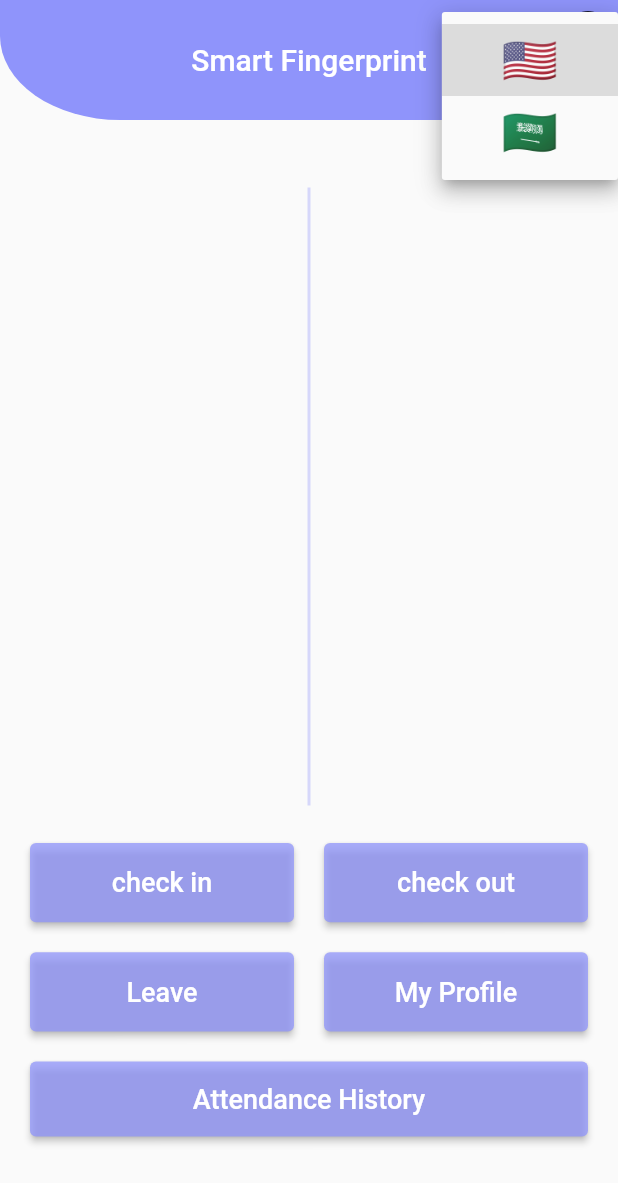
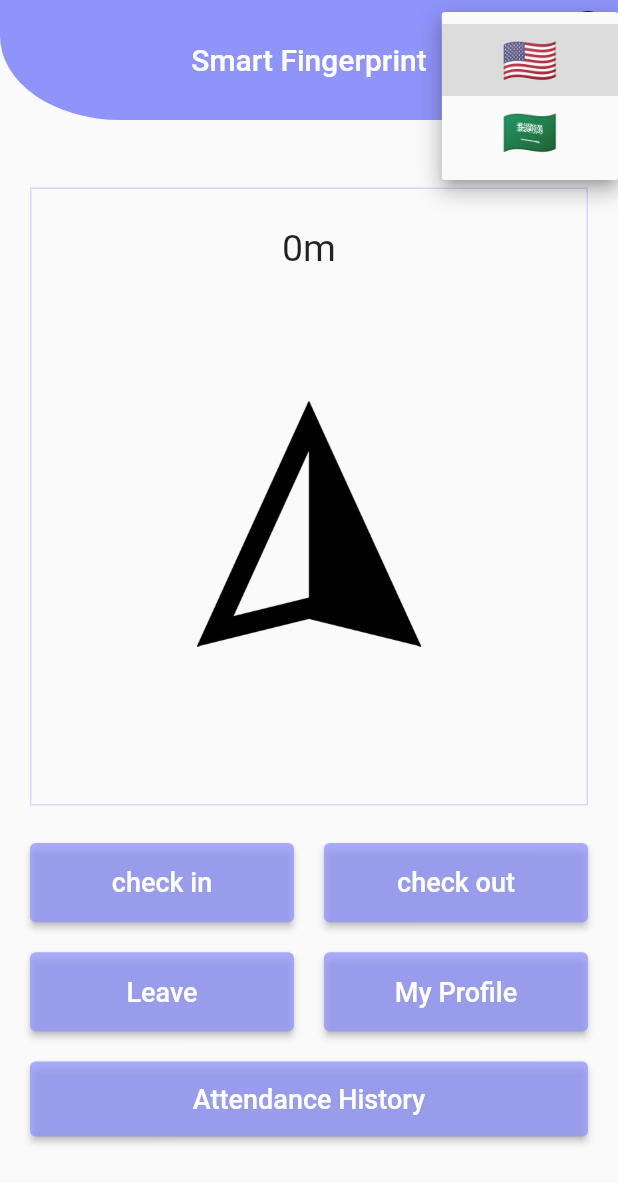
Before and after one commit to virusAl7rbi/smartays, a Flutter app: the HomePage screen opened directly, after a tap on the "language" icon, on a phone screen of 412 x 824 dp. Shown: the top 1183 px of the screen. Run offline on Flutter 3.47's test engine with Material 2 defaults, Android fonts, the light colour scheme and no system bars; our stand-ins replace email_validator, flutter_secure_storage, geolocator, get, local_auth; missing offline and left inert: check_vpn_connection, local_auth_android, local_auth_ios, maps_toolkit; accounts and stored records are empty.

Commit message:
create compass point to location

```diff
--- /dev/null
+++ b/lib/controller/compassController.dart
@@ -0,0 +1,98 @@
+import 'package:smartays/service/apiService.dart';
+import 'package:vector_math/vector_math.dart';
+import 'package:maps_toolkit/maps_toolkit.dart' as mp;
+import 'dart:math';
+import 'package:geolocator/geolocator.dart';
+import 'dart:async';
+import 'package:get/get.dart';
+
+class CompassController extends GetxController {
+  Rx<double> degree = 0.0.obs;
+  Rx<int> distance = 0.obs;
+
+  //api
+  ApiClient api = ApiClient();
+
+  Future<int> getDistance() async {
+    return await Geolocator.getCurrentPosition(
+            desiredAccuracy: LocationAccuracy.best)
+        .then((position) {
+      int distance = Geolocator.distanceBetween(
+              position.latitude, position.longitude, 24.088603, 38.092360)
+          .toInt();
+      return distance;
+    });
+  }
+
+  // Get degree to polygon
+  Future<double> degreeToPoint(
+      double targetLatitude, double targetLongitude) async {
+    Position _currentPosition = await Geolocator.getCurrentPosition(
+        desiredAccuracy: LocationAccuracy.high);
+    double currentLatitude = _currentPosition.latitude;
+    double currentLongitude = _currentPosition.longitude;
+
+    var la_rad = radians(currentLatitude);
+    var lo_rad = radians(currentLongitude);
+
+    var de_la = radians(targetLatitude);
+    var de_lo = radians(targetLongitude);
+
+    var toDegrees = degrees(atan(sin(de_lo - lo_rad) /
+        ((cos(la_rad) * tan(de_la)) - (sin(la_rad) * cos(de_lo - lo_rad)))));
+    if (la_rad > de_la) {
+      if ((lo_rad > de_lo || lo_rad < radians(-180.0) + de_lo) &&
+          toDegrees > 0.0 &&
+          toDegrees <= 90.0) {
+        toDegrees += 180.0;
+      } else if (lo_rad <= de_lo &&
+          lo_rad >= radians(-180.0) + de_lo &&
+          toDegrees > -90.0 &&
+          toDegrees < 0.0) {
+        toDegrees += 180.0;
+      }
+    }
+    if (la_rad < de_la) {
+      if ((lo_rad > de_lo || lo_rad < radians(-180.0) + de_lo) &&
+          toDegrees > 0.0 &&
+          toDegrees < 90.0) {
+        toDegrees += 180.0;
+      }
+      if (lo_rad <= de_lo &&
+          lo_rad >= radians(-180.0) + de_lo &&
+          toDegrees > -90.0 &&
+          toDegrees <= 0.0) {
+        toDegrees += 180.0;
+      }
+    }
+    return toDegrees;
+  }
+
+  int distancePointToPolyline(
+          {required mp.LatLng currentPoint,
+          required mp.LatLng startLine,
+          required mp.LatLng endLine}) =>
+      mp.PolygonUtil.distanceToLine(currentPoint, startLine, endLine).toInt();
+
+  bool inPolygon(mp.LatLng currentPoint, List<mp.LatLng> polygon) =>
+      mp.PolygonUtil.containsLocation(currentPoint, polygon, false);
+
+  updateData() {
+    //  Position _currentPosition = await Geolocator.getCurrentPosition(
+    //       desiredAccuracy: LocationAccuracy.best);
+    Timer.periodic(Duration(milliseconds: 500), (_) {
+      getDistance().then((value) {
+        return distance.value = value;
+      });
+      degreeToPoint(27.024504617315205, 49.5582324849015).then((value) {
+        return degree.value = value * pi / 180;
+      });
+    });
+  }
+
+  @override
+  void onInit() {
+    updateData();
+    super.onInit();
+  }
+}
--- a/lib/controller/homeController.dart
+++ b/lib/controller/homeController.dart
@@ -6,6 +6,7 @@ import 'package:geolocator/geolocator.dart';
 
 import 'package:smartays/service/apiService.dart';
 import 'package:smartays/service/localAuth.dart';
+import 'package:smartays/view/widget/compassWidget.dart';
 
 class HomeController extends GetxController {
   // api client
@@ -17,6 +18,7 @@ class HomeController extends GetxController {
     Navigator.push(context, MaterialPageRoute(builder: ((context) => page)));
   }
 
+  compassWidget() => compass();
   checkIn(context) async {
     await LocalAuth.authenticate();
     Position position = await Geolocator.getCurrentPosition(
--- a/lib/l10n/localizationString.dart
+++ b/lib/l10n/localizationString.dart
@@ -57,7 +57,8 @@ class LocalizationString extends Translations {
           "Login": "تسجيل الدخول",
           "error": "حدث خطأ",
           "VPN is Activated, please turn it off before using the app":
-              "الرجاء إيقاف تشغيل (VPN) قبل إستخدام التطبيق"
+              "الرجاء إيقاف تشغيل (VPN) قبل إستخدام التطبيق",
+          "m": "متر"
         },
         "en_US": {
           "language": "English",
--- a/lib/view/homePage.dart
+++ b/lib/view/homePage.dart
@@ -16,7 +16,7 @@ class HomePage extends StatelessWidget {
     return Scaffold(
       body: ListView(shrinkWrap: true, children: [
         CAppBar(
-          title: "Smart Fingerprint",
+          title: "Smart Fingerprint".tr,
           backgroundColor: Color.fromRGBO(143, 148, 251, 1),
         ),
         GetBuilder<HomeController>(
@@ -28,14 +28,14 @@ class HomePage extends StatelessWidget {
                   children: [
                     Container(
                       padding: EdgeInsets.symmetric(vertical: 25),
-                      margin: EdgeInsets.all(25),
+                      margin: EdgeInsets.symmetric(vertical: 25),
                       decoration: BoxDecoration(
                         border: Border.all(
                           color: Color.fromRGBO(143, 148, 251, 0.34),
                           // width: MediaQuery.of(context).size.width * 0.9,
                         ),
                       ),
-                      child: Column(),
+                      child: controller.compassWidget(),
                       height: MediaQuery.of(context).size.height / 2,
                     ),
                     GridView.count(
--- a/lib/view/widget/CustomButton.dart
+++ b/lib/view/widget/CustomButton.dart
@@ -10,10 +10,7 @@ Widget CButton(onPressed, String text) => SizedBox(
         onPressed: onPressed,
         style: ElevatedButton.styleFrom(
           alignment: Alignment.center,
-
           backgroundColor: Color.fromRGBO(143, 148, 251, 0.75),
-
-          // maximumSize: Size(30, 40)
         ),
         child: Text(
           text.tr,
--- /dev/null
+++ b/lib/view/widget/compassWidget.dart
@@ -0,0 +1,32 @@
+import 'package:flutter/material.dart';
+import 'package:get/get.dart';
+import 'package:smartays/controller/compassController.dart';
+
+Widget compass() => GetBuilder<CompassController>(
+    init: CompassController(),
+    builder: ((controller) => Container(
+          width: double.infinity,
+          height: double.infinity,
+          child:
+              Column(crossAxisAlignment: CrossAxisAlignment.center, children: [
+            Expanded(
+                flex: 1,
+                child: Obx(() => Text(
+                      controller.distance.value.toString() + "m".tr,
+                      style: TextStyle(fontSize: 25),
+                      textAlign: TextAlign.center,
+                    ))),
+            Expanded(
+              flex: 9,
+              child: Padding(
+                padding: EdgeInsets.all(80),
+                child: Obx(() {
+                  return RotationTransition(
+                    turns: AlwaysStoppedAnimation(controller.degree.value),
+                    child: Image.asset("assets/images/arrow.png"),
+                  );
+                }),
+              ),
+            )
+          ]),
+        )));
--- a/pubspec.yaml
+++ b/pubspec.yaml
@@ -42,9 +42,11 @@ dependencies:
   platform_device_id: ^1.0.1
   geolocator: ^9.0.2
   email_validator: ^2.1.17
-  geocoding: ^2.0.5
   local_auth: ^2.1.2
   check_vpn_connection: ^0.0.2
+  flutter_compass: ^0.7.0
+  maps_toolkit: ^2.0.1
+  animated_rotation: ^2.0.0
 
 dev_dependencies:
   flutter_test:
```
Also changed, not shown: assets/images/arrow.png (added), pubspec.lock, 1 other file.
